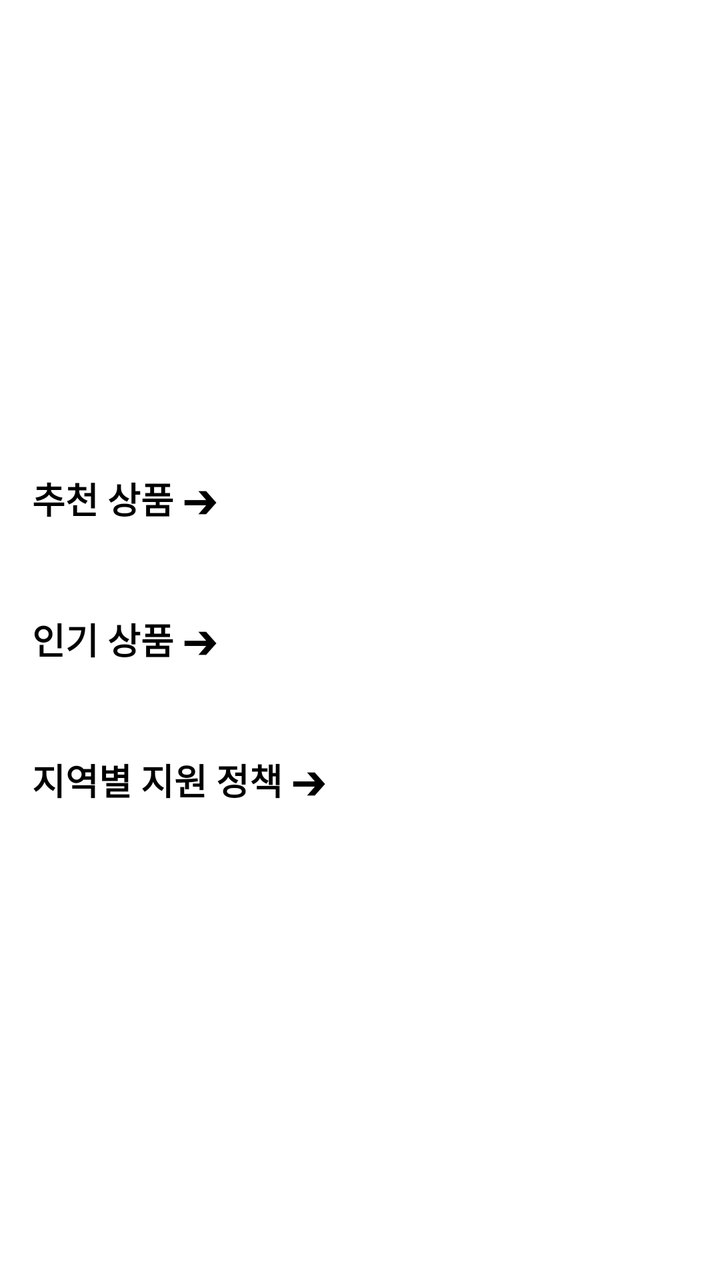
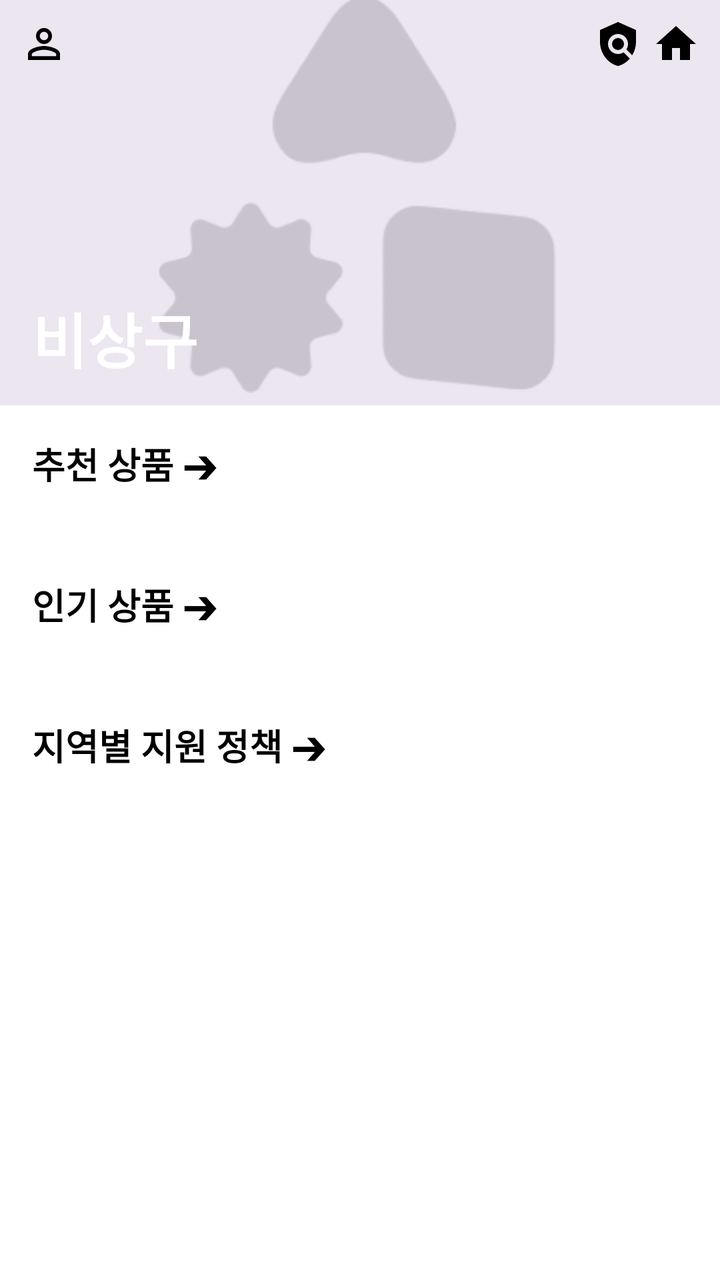

The first picture is an Android layout as it rendered before a commit; the second is the same layout after the commit. The layout source and the unified diff follow.
<!-- AndroidManifest.xml: application theme Theme.ExitSW -->
<!-- res/layout/fragment_main.xml -->
<androidx.drawerlayout.widget.DrawerLayout
    xmlns:android="http://schemas.android.com/apk/res/android"
    xmlns:app="http://schemas.android.com/apk/res-auto"
    xmlns:tools="http://schemas.android.com/tools"
    android:layout_width="match_parent"
    android:layout_height="match_parent"
    tools:context=".main.MainFragment">

    <ScrollView
        android:layout_width="match_parent"
        android:layout_height="match_parent"
        android:scrollbars="none">

        <LinearLayout
            android:layout_width="match_parent"
            android:layout_height="wrap_content"
            android:orientation="vertical">

            
            <androidx.constraintlayout.widget.ConstraintLayout
                android:layout_width="match_parent"
                android:layout_height="220dp">
                
            </androidx.constraintlayout.widget.ConstraintLayout>

            
            <LinearLayout
                android:layout_width="match_parent"
                android:layout_height="wrap_content"
                android:orientation="vertical"
                android:padding="16dp">

                <TextView
                    android:text="추천 상품 ➔"
                    android:textSize="18sp"
                    android:textStyle="bold"
                    android:textColor="@android:color/black"
                    android:layout_width="wrap_content"
                    android:layout_height="wrap_content"
                    android:layout_marginBottom="12dp"/>

                
                <androidx.recyclerview.widget.RecyclerView
                    android:id="@+id/recommendRecyclerView"
                    android:layout_width="match_parent"
                    android:layout_height="wrap_content"
                    android:orientation="horizontal"
                    app:layoutManager="androidx.recyclerview.widget.LinearLayoutManager"
                    tools:listitem="@layout/item_home_card"
                    tools:itemCount="3"/>
            </LinearLayout>

            
            <LinearLayout
                android:layout_width="match_parent"
                android:layout_height="wrap_content"
                android:orientation="vertical"
                android:padding="16dp">

                <TextView
                    android:text="인기 상품 ➔"
                    android:textSize="18sp"
                    android:textStyle="bold"
                    android:textColor="@android:color/black"
                    android:layout_width="wrap_content"
                    android:layout_height="wrap_content"
                    android:layout_marginBottom="12dp"/>

                
                <androidx.recyclerview.widget.RecyclerView
                    android:id="@+id/popularRecyclerView"
                    android:layout_width="match_parent"
                    android:layout_height="wrap_content"
                    android:orientation="horizontal"
                    app:layoutManager="androidx.recyclerview.widget.LinearLayoutManager"
                    tools:listitem="@layout/item_home_card"
                    tools:itemCount="3"/>
            </LinearLayout>

            
            <LinearLayout
                android:layout_width="match_parent"
                android:layout_height="wrap_content"
                android:orientation="vertical"
                android:padding="16dp">

                <TextView
                    android:text="지역별 지원 정책 ➔"
                    android:textSize="18sp"
                    android:textStyle="bold"
                    android:textColor="@android:color/black"
                    android:layout_width="wrap_content"
                    android:layout_height="wrap_content"
                    android:layout_marginBottom="12dp"/>

                
                <androidx.recyclerview.widget.RecyclerView
                    android:id="@+id/policyRecyclerView"
                    android:layout_width="match_parent"
                    android:layout_height="wrap_content"
                    android:orientation="horizontal"
                    app:layoutManager="androidx.recyclerview.widget.LinearLayoutManager"
                    tools:listitem="@layout/item_home_card"
                    tools:itemCount="3"/>

            </LinearLayout>

        </LinearLayout>
    </ScrollView>
</androidx.drawerlayout.widget.DrawerLayout>
<!-- res/layout/item_home_card.xml (included above) -->
<?xml version="1.0" encoding="utf-8"?>
<com.google.android.material.card.MaterialCardView
    xmlns:android="http://schemas.android.com/apk/res/android"
    xmlns:app="http://schemas.android.com/apk/res-auto"
    xmlns:tools="http://schemas.android.com/tools"
    android:layout_width="150dp"
    android:layout_height="wrap_content"
    android:layout_marginEnd="12dp"
    app:cardCornerRadius="16dp"
    app:cardElevation="0dp"
    app:cardBackgroundColor="#F1F3F5"> 

    <LinearLayout
        android:layout_width="match_parent"
        android:layout_height="wrap_content"
        android:orientation="vertical"
        android:padding="12dp">

        
        <ImageView
            android:id="@+id/imgCard"
            android:layout_width="match_parent"
            android:layout_height="80dp"
            android:scaleType="centerCrop"
            android:background="#E0E0E0" />

        
        <TextView
            android:id="@+id/textCardTitle"
            android:layout_width="wrap_content"
            android:layout_height="wrap_content"
            android:layout_marginTop="8dp"
            android:text="상품 이름"
            android:textColor="@android:color/black"
            android:textSize="16sp"
            android:textStyle="bold"
            android:maxLines="1"
            android:ellipsize="end"/>

        
        <TextView
            android:id="@+id/textCardSubtitle"
            android:layout_width="wrap_content"
            android:layout_height="wrap_content"
            android:text="은행 이름"
            android:textColor="@android:color/darker_gray"
            android:textSize="12sp"
            android:maxLines="1"
            android:ellipsize="end"/>

    </LinearLayout>

</com.google.android.material.card.MaterialCardView>
<!-- resources referenced by this layout -->
<resources>
  <style name="Theme.ExitSW" parent="Base.Theme.ExitSW" />
  <style name="Base.Theme.ExitSW" parent="Theme.MaterialComponents.DayNight.DarkActionBar">
          
          
      </style>
</resources>

<!-- the commit's change to res/layout/fragment_main.xml (unified diff, before → after) -->
@@ -1,3 +1,4 @@
+<?xml version="1.0" encoding="utf-8"?>
 <androidx.drawerlayout.widget.DrawerLayout
     xmlns:android="http://schemas.android.com/apk/res/android"
     xmlns:app="http://schemas.android.com/apk/res-auto"
@@ -9,7 +10,8 @@
     <ScrollView
         android:layout_width="match_parent"
         android:layout_height="match_parent"
-        android:scrollbars="none">
+        android:scrollbars="none"
+        android:background="@android:color/white">
 
         <LinearLayout
             android:layout_width="match_parent"
@@ -19,8 +21,64 @@
             
             <androidx.constraintlayout.widget.ConstraintLayout
                 android:layout_width="match_parent"
-                android:layout_height="220dp">
-                
+                android:layout_height="wrap_content">
+
+                <ImageView
+                    android:id="@+id/bannerImage"
+                    android:layout_width="0dp"
+                    android:layout_height="0dp"
+                    android:scaleType="centerCrop"
+                    android:src="@drawable/banner"
+                    app:layout_constraintTop_toTopOf="parent"
+                    app:layout_constraintStart_toStartOf="parent"
+                    app:layout_constraintEnd_toEndOf="parent"
+                    app:layout_constraintDimensionRatio="H,16:9"/>
+
+                <ImageButton
+                    android:id="@+id/btn_profile"
+                    style="@style/NoBackground_ImageButton"
+                    android:layout_width="wrap_content"
+                    android:layout_height="wrap_content"
+                    android:src="@drawable/ic_ai"
+                    app:layout_constraintTop_toTopOf="@+id/bannerImage"
+                    app:layout_constraintStart_toStartOf="parent"
+                    android:layout_marginTop="10dp"
+                    android:layout_marginStart="10dp"/>
+
+                <ImageButton
+                    android:id="@+id/btn_notification"
+                    style="@style/NoBackground_ImageButton"
+                    android:layout_width="wrap_content"
+                    android:layout_height="wrap_content"
+                    android:src="@drawable/ic_policy"
+                    app:layout_constraintTop_toTopOf="@+id/bannerImage"
+                    app:layout_constraintEnd_toStartOf="@+id/btn_settings"
+                    android:layout_marginTop="10dp"
+                    android:layout_marginEnd="5dp" />
+
+                <ImageButton
+                    android:id="@+id/btn_settings"
+                    style="@style/NoBackground_ImageButton"
+                    android:layout_width="wrap_content"
+                    android:layout_height="wrap_content"
+                    android:src="@drawable/ic_home"
+                    app:layout_constraintTop_toTopOf="@+id/bannerImage"
+                    app:layout_constraintEnd_toEndOf="parent"
+                    android:layout_marginTop="10dp"
+                    android:layout_marginEnd="10dp"/>
+
+                <TextView
+                    android:id="@+id/todayDateText"
+                    android:layout_width="wrap_content"
+                    android:layout_height="wrap_content"
+                    android:text="비상구"
+                    android:textColor="#FFFFFF"
+                    android:textSize="30sp"
+                    android:textStyle="bold"
+                    app:layout_constraintBottom_toBottomOf="@+id/bannerImage"
+                    app:layout_constraintStart_toStartOf="parent"
+                    android:layout_marginStart="16dp"
+                    android:layout_marginBottom="12dp"/>
             </androidx.constraintlayout.widget.ConstraintLayout>
 
             
@@ -39,7 +97,6 @@
                     android:layout_height="wrap_content"
                     android:layout_marginBottom="12dp"/>
 
-                
                 <androidx.recyclerview.widget.RecyclerView
                     android:id="@+id/recommendRecyclerView"
                     android:layout_width="match_parent"
@@ -66,7 +123,6 @@
                     android:layout_height="wrap_content"
                     android:layout_marginBottom="12dp"/>
 
-                
                 <androidx.recyclerview.widget.RecyclerView
                     android:id="@+id/popularRecyclerView"
                     android:layout_width="match_parent"
@@ -93,7 +149,6 @@
                     android:layout_height="wrap_content"
                     android:layout_marginBottom="12dp"/>
 
-                
                 <androidx.recyclerview.widget.RecyclerView
                     android:id="@+id/policyRecyclerView"
                     android:layout_width="match_parent"
@@ -102,7 +157,6 @@
                     app:layoutManager="androidx.recyclerview.widget.LinearLayoutManager"
                     tools:listitem="@layout/item_home_card"
                     tools:itemCount="3"/>
-
             </LinearLayout>
 
         </LinearLayout>
@@ -113,13 +167,12 @@
 <com.google.android.material.card.MaterialCardView
     xmlns:android="http://schemas.android.com/apk/res/android"
     xmlns:app="http://schemas.android.com/apk/res-auto"
-    xmlns:tools="http://schemas.android.com/tools"
     android:layout_width="150dp"
     android:layout_height="wrap_content"
     android:layout_marginEnd="12dp"
     app:cardCornerRadius="16dp"
     app:cardElevation="0dp"
-    app:cardBackgroundColor="#F1F3F5"> 
+    app:cardBackgroundColor="#F1F3F5">
 
     <LinearLayout
         android:layout_width="match_parent"
@@ -127,7 +180,6 @@
         android:orientation="vertical"
         android:padding="12dp">
 
-        
         <ImageView
             android:id="@+id/imgCard"
             android:layout_width="match_parent"
@@ -135,7 +187,6 @@
             android:scaleType="centerCrop"
             android:background="#E0E0E0" />
 
-        
         <TextView
             android:id="@+id/textCardTitle"
             android:layout_width="wrap_content"
@@ -148,7 +199,6 @@
             android:maxLines="1"
             android:ellipsize="end"/>
 
-        
         <TextView
             android:id="@+id/textCardSubtitle"
             android:layout_width="wrap_content"
@@ -160,5 +210,4 @@
             android:ellipsize="end"/>
 
     </LinearLayout>
-
 </com.google.android.material.card.MaterialCardView>
<!-- resource entries referenced after the edit -->
@@ -1,5 +1,28 @@
 <!-- resources referenced by this layout -->
 <resources>
+  <!-- drawable banner: png bitmap (drawable, 6138 bytes) -->
+  <!-- drawable ic_ai (drawable) -->
+  <vector android:height="24dp" android:tint="#000000"
+      android:viewportHeight="24" android:viewportWidth="24"
+      android:width="24dp" xmlns:android="http://schemas.android.com/apk/res/android">
+      <path android:fillColor="@android:color/white" android:pathData="M12,5.9c1.16,0 2.1,0.94 2.1,2.1s-0.94,2.1 -2.1,2.1S9.9,9.16 9.9,8s0.94,-2.1 2.1,-2.1m0,9c2.97,0 6.1,1.46 6.1,2.1v1.1L5.9,18.1L5.9,17c0,-0.64 3.13,-2.1 6.1,-2.1M12,4C9.79,4 8,5.79 8,8s1.79,4 4,4 4,-1.79 4,-4 -1.79,-4 -4,-4zM12,13c-2.67,0 -8,1.34 -8,4v3h16v-3c0,-2.66 -5.33,-4 -8,-4z"/>
+  </vector>
+  <!-- drawable ic_home (drawable) -->
+  <vector android:height="24dp" android:tint="#000000"
+      android:viewportHeight="24" android:viewportWidth="24"
+      android:width="24dp" xmlns:android="http://schemas.android.com/apk/res/android">
+      <path android:fillColor="@android:color/white" android:pathData="M10,20v-6h4v6h5v-8h3L12,3 2,12h3v8z"/>
+  </vector>
+  <!-- drawable ic_policy (drawable) -->
+  <vector android:height="24dp" android:tint="#000000"
+      android:viewportHeight="24" android:viewportWidth="24"
+      android:width="24dp" xmlns:android="http://schemas.android.com/apk/res/android">
+      <path android:fillColor="@android:color/white" android:pathData="M21,5l-9,-4L3,5v6c0,5.55 3.84,10.74 9,12c2.3,-0.56 4.33,-1.9 5.88,-3.71l-3.12,-3.12c-1.94,1.29 -4.58,1.07 -6.29,-0.64c-1.95,-1.95 -1.95,-5.12 0,-7.07c1.95,-1.95 5.12,-1.95 7.07,0c1.71,1.71 1.92,4.35 0.64,6.29l2.9,2.9C20.29,15.69 21,13.38 21,11V5z"/>
+      <path android:fillColor="@android:color/white" android:pathData="M12,12m-3,0a3,3 0,1 1,6 0a3,3 0,1 1,-6 0"/>
+  </vector>
+  <style name="NoBackground_ImageButton">
+          <item name="android:background">@android:color/transparent</item>
+      </style>
   <style name="Theme.ExitSW" parent="Base.Theme.ExitSW" />
   <style name="Base.Theme.ExitSW" parent="Theme.MaterialComponents.DayNight.DarkActionBar">
           
